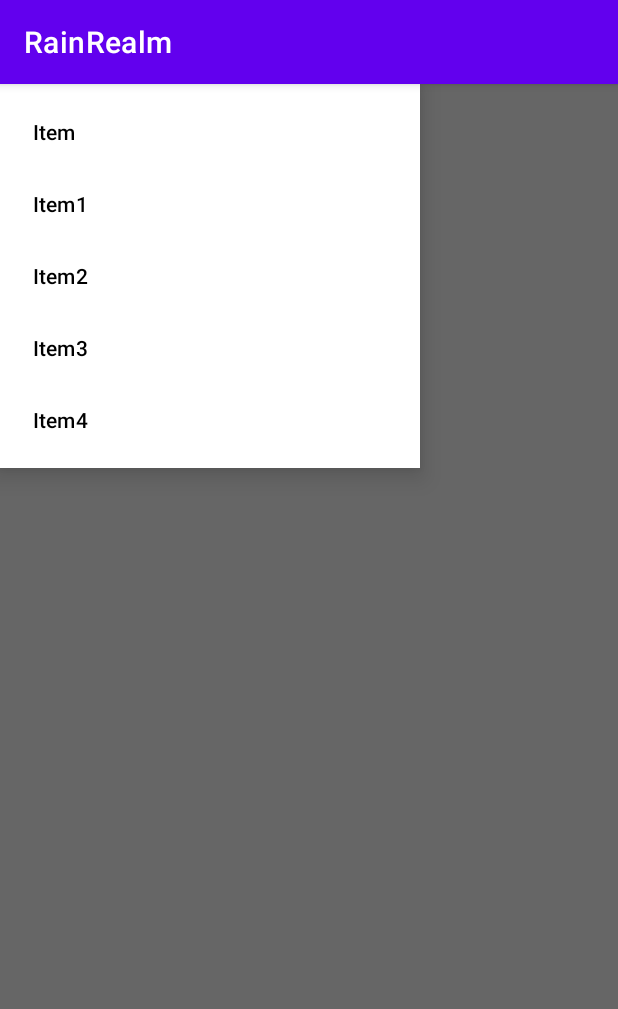
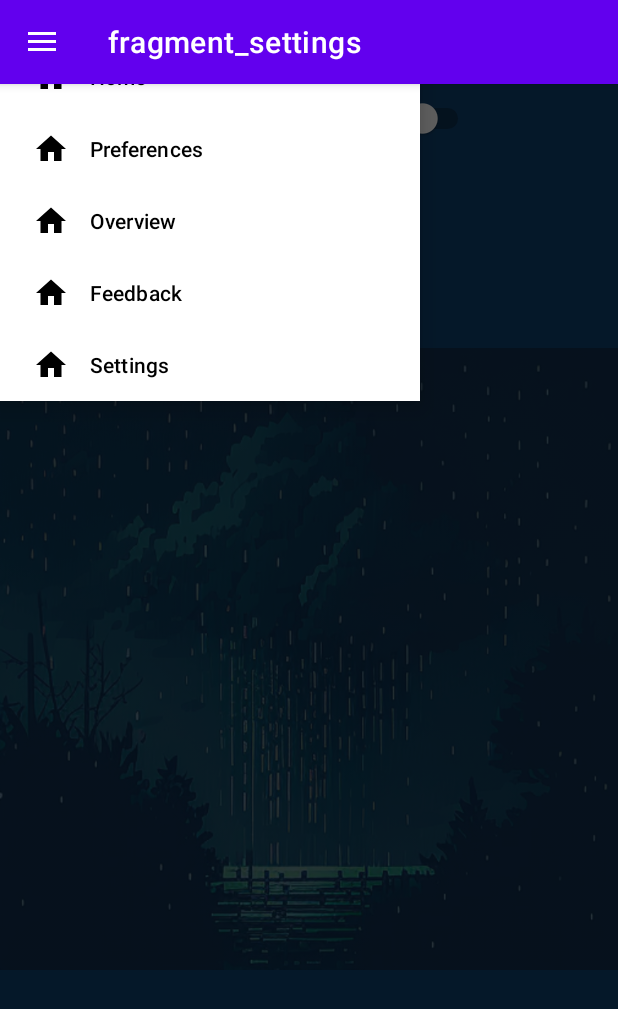
Before and after one commit to EserYueksel/RainRealm, an Android app: the SettingsFragment screen opened through its navigation route, with the side drawer open, on a phone screen of 412 x 824 dp. Shown: the top 1009 px of the screen. Run offline under Robolectric (Android 15) with nearby library versions, the phone set to English and light mode, and no system bars; our stand-ins replace navigation-ui.

Commit message:
- nav drawer support added - navcontroller implemented

```diff
--- a/app/build.gradle
+++ b/app/build.gradle
@@ -47,4 +47,8 @@ dependencies {
     androidTestImplementation 'androidx.test.ext:junit:1.1.5'
     androidTestImplementation 'androidx.test.espresso:espresso-core:3.5.1'
     implementation 'pl.droidsonroids.gif:android-gif-drawable:1.2.19'
+
+    def lifecycle_version = "2.5.1"
+    implementation "androidx.lifecycle:lifecycle-livedata-ktx:$lifecycle_version"
+    implementation "androidx.lifecycle:lifecycle-viewmodel-ktx:$lifecycle_version"
 }
--- a/app/src/main/java/com/yueksel/rainrealm/MainActivity.kt
+++ b/app/src/main/java/com/yueksel/rainrealm/MainActivity.kt
@@ -1,42 +1,46 @@
 package com.yueksel.rainrealm
 
+
+import android.annotation.SuppressLint
 import androidx.appcompat.app.AppCompatActivity
 import android.os.Bundle
+import android.widget.Toolbar
 import androidx.drawerlayout.widget.DrawerLayout
 import androidx.navigation.NavController
 import androidx.navigation.NavDestination
-import androidx.navigation.Navigation
 import androidx.navigation.findNavController
-import androidx.navigation.ui.AppBarConfiguration
-import androidx.navigation.ui.NavigationUI
+import androidx.navigation.ui.*
 import com.google.android.material.navigation.NavigationView
 
 class MainActivity : AppCompatActivity() {
 
-    private lateinit var drawerLayout: DrawerLayout
-    private lateinit var appBarConfiguration : AppBarConfiguration
+    private lateinit var appBarConfiguration: AppBarConfiguration
 
+    @SuppressLint("UseSupportActionBar")
     override fun onCreate(savedInstanceState: Bundle?) {
         super.onCreate(savedInstanceState)
-        val binding = setContentView(R.layout.activity_main)
-        drawerLayout = findViewById(R.id.nav_layout)
-        val navController = Navigation.findNavController(this,R.id.nav_host_fragment)
-        NavigationUI.setupActionBarWithNavController(this, navController, drawerLayout)
-        appBarConfiguration = AppBarConfiguration(navController.graph, drawerLayout)
-        // prevent nav gesture if not on start destination
-        navController.addOnDestinationChangedListener { nc: NavController, nd: NavDestination, bundle: Bundle? ->
-            if (nd.id == nc.graph.startDestinationId) {
-                drawerLayout.setDrawerLockMode(DrawerLayout.LOCK_MODE_UNLOCKED)
-            } else {
-                drawerLayout.setDrawerLockMode(DrawerLayout.LOCK_MODE_LOCKED_CLOSED)
-            }
-        }
-        NavigationUI.setupWithNavController(findViewById<NavigationView>(R.id.nav_view), navController)
-        /*(findViewById(R.id.nav_view), navController)*/
+        setContentView(R.layout.activity_main)
+
+        val toolbar: Toolbar = findViewById(R.id.toolbar)
+        setActionBar(toolbar)
+
+        val drawerLayout: DrawerLayout = findViewById(R.id.drawer_layout)
+        val navView: NavigationView = findViewById(R.id.nav_view)
+        val navController = findNavController(R.id.nav_host_fragment)
+
+        appBarConfiguration = AppBarConfiguration(setOf(R.id.home,
+            R.id.settings,
+            R.id.favorite,
+            R.id.feedback,
+            R.id.splash),drawerLayout)
+
+        setupActionBarWithNavController(navController,appBarConfiguration)
+        navView.setupWithNavController(navController)
+
     }
 
     override fun onSupportNavigateUp(): Boolean {
-        val navController = this.findNavController(R.id.nav_host_fragment)
-        return NavigationUI.navigateUp(navController, appBarConfiguration)
+        val navController = findNavController(R.id.nav_host_fragment)
+        return navController.navigateUp(appBarConfiguration) || super.onSupportNavigateUp()
     }
 }
--- /dev/null
+++ b/app/src/main/res/drawable/favorite.xml
@@ -0,0 +1,5 @@
+<vector android:height="50dp" android:tint="#FFFFFF"
+    android:viewportHeight="24" android:viewportWidth="24"
+    android:width="50dp" xmlns:android="http://schemas.android.com/apk/res/android">
+    <path android:fillColor="@android:color/white" android:pathData="M22,9.24l-7.19,-0.62L12,2 9.19,8.63 2,9.24l5.46,4.73L5.82,21 12,17.27 18.18,21l-1.63,-7.03L22,9.24zM12,15.4l-3.76,2.27 1,-4.28 -3.32,-2.88 4.38,-0.38L12,6.1l1.71,4.04 4.38,0.38 -3.32,2.88 1,4.28L12,15.4z"/>
+</vector>
--- /dev/null
+++ b/app/src/main/res/drawable/nav_home.xml
@@ -0,0 +1,5 @@
+<vector android:height="24dp" android:tint="#000000"
+    android:viewportHeight="24" android:viewportWidth="24"
+    android:width="24dp" xmlns:android="http://schemas.android.com/apk/res/android">
+    <path android:fillColor="@android:color/white" android:pathData="M10,20v-6h4v6h5v-8h3L12,3 2,12h3v8z"/>
+</vector>
--- a/app/src/main/res/drawable/play_button.xml
+++ b/app/src/main/res/drawable/play_button.xml
@@ -1,4 +1,4 @@
-<vector android:height="50dp" android:tint="#000000"
+<vector android:height="50dp" android:tint="#FFFFFF"
     android:viewportHeight="24" android:viewportWidth="24"
     android:width="50dp" xmlns:android="http://schemas.android.com/apk/res/android">
     <path android:fillColor="@android:color/white" android:pathData="M8,5v14l11,-7z"/>
--- /dev/null
+++ b/app/src/main/res/drawable/settings.xml
@@ -0,0 +1,5 @@
+<vector android:height="50dp" android:tint="#FFFFFF"
+    android:viewportHeight="24" android:viewportWidth="24"
+    android:width="50dp" xmlns:android="http://schemas.android.com/apk/res/android">
+    <path android:fillColor="@android:color/white" android:pathData="M19.14,12.94c0.04,-0.3 0.06,-0.61 0.06,-0.94c0,-0.32 -0.02,-0.64 -0.07,-0.94l2.03,-1.58c0.18,-0.14 0.23,-0.41 0.12,-0.61l-1.92,-3.32c-0.12,-0.22 -0.37,-0.29 -0.59,-0.22l-2.39,0.96c-0.5,-0.38 -1.03,-0.7 -1.62,-0.94L14.4,2.81c-0.04,-0.24 -0.24,-0.41 -0.48,-0.41h-3.84c-0.24,0 -0.43,0.17 -0.47,0.41L9.25,5.35C8.66,5.59 8.12,5.92 7.63,6.29L5.24,5.33c-0.22,-0.08 -0.47,0 -0.59,0.22L2.74,8.87C2.62,9.08 2.66,9.34 2.86,9.48l2.03,1.58C4.84,11.36 4.8,11.69 4.8,12s0.02,0.64 0.07,0.94l-2.03,1.58c-0.18,0.14 -0.23,0.41 -0.12,0.61l1.92,3.32c0.12,0.22 0.37,0.29 0.59,0.22l2.39,-0.96c0.5,0.38 1.03,0.7 1.62,0.94l0.36,2.54c0.05,0.24 0.24,0.41 0.48,0.41h3.84c0.24,0 0.44,-0.17 0.47,-0.41l0.36,-2.54c0.59,-0.24 1.13,-0.56 1.62,-0.94l2.39,0.96c0.22,0.08 0.47,0 0.59,-0.22l1.92,-3.32c0.12,-0.22 0.07,-0.47 -0.12,-0.61L19.14,12.94zM12,15.6c-1.98,0 -3.6,-1.62 -3.6,-3.6s1.62,-3.6 3.6,-3.6s3.6,1.62 3.6,3.6S13.98,15.6 12,15.6z"/>
+</vector>
--- a/app/src/main/res/layout/activity_main.xml
+++ b/app/src/main/res/layout/activity_main.xml
@@ -1,40 +1,41 @@
 <?xml version="1.0" encoding="utf-8"?>
-<androidx.constraintlayout.widget.ConstraintLayout xmlns:android="http://schemas.android.com/apk/res/android"
+<androidx.drawerlayout.widget.DrawerLayout xmlns:android="http://schemas.android.com/apk/res/android"
     xmlns:app="http://schemas.android.com/apk/res-auto"
     xmlns:tools="http://schemas.android.com/tools"
+    android:id="@+id/drawer_layout"
     android:layout_width="match_parent"
     android:layout_height="match_parent"
-    tools:context=".MainActivity">
+    android:fitsSystemWindows="true"
+    tools:openDrawer="start">
 
-    <androidx.drawerlayout.widget.DrawerLayout
-        android:id="@+id/nav_layout"
+    <include
+        layout="@layout/app_bar_main"
         android:layout_width="match_parent"
-        android:layout_height="match_parent"
-        app:layout_constraintBottom_toBottomOf="parent"
-        app:layout_constraintEnd_toEndOf="parent"
-        app:layout_constraintStart_toStartOf="parent"
-        app:layout_constraintTop_toTopOf="parent">
+        android:layout_height="match_parent" />
 
-        <androidx.fragment.app.FragmentContainerView
+    <androidx.constraintlayout.widget.ConstraintLayout
+        android:layout_width="match_parent"
+        android:layout_height="match_parent" >
+        <fragment
             android:id="@+id/nav_host_fragment"
             android:name="androidx.navigation.fragment.NavHostFragment"
-            android:layout_width="409dp"
-            android:layout_height="729dp"
+            android:layout_width="0dp"
+            android:layout_height="0dp"
             app:defaultNavHost="true"
             app:layout_constraintBottom_toBottomOf="parent"
             app:layout_constraintEnd_toEndOf="parent"
             app:layout_constraintStart_toStartOf="parent"
             app:layout_constraintTop_toTopOf="parent"
             app:navGraph="@navigation/nav_graph" />
+    </androidx.constraintlayout.widget.ConstraintLayout>
 
         <com.google.android.material.navigation.NavigationView
             android:id="@+id/nav_view"
+            android:fitsSystemWindows="true"
+            app:headerLayout="@layout/nav_header_main"
             android:layout_width="wrap_content"
             android:layout_height="wrap_content"
             android:layout_gravity="start"
-            app:layout_constraintStart_toStartOf="parent"
-            app:layout_constraintTop_toTopOf="parent"
             app:menu="@menu/nav_menu" />
 
-    </androidx.drawerlayout.widget.DrawerLayout>
-</androidx.constraintlayout.widget.ConstraintLayout>
+</androidx.drawerlayout.widget.DrawerLayout>
--- a/app/src/main/res/layout/fragment_settings.xml
+++ b/app/src/main/res/layout/fragment_settings.xml
@@ -1,14 +1,75 @@
 <?xml version="1.0" encoding="utf-8"?>
 <androidx.constraintlayout.widget.ConstraintLayout xmlns:android="http://schemas.android.com/apk/res/android"
+    xmlns:app="http://schemas.android.com/apk/res-auto"
     xmlns:tools="http://schemas.android.com/tools"
     android:layout_width="match_parent"
     android:layout_height="match_parent"
+    android:background="#0D3B66"
     tools:context=".ui.SettingsFragment">
 
-    <!-- TODO: Update blank fragment layout -->
-    <TextView
-        android:layout_width="match_parent"
-        android:layout_height="match_parent"
-        android:text="@string/hello_blank_fragment" />
+    <ImageView
+        android:id="@+id/imageView"
+        android:layout_width="102dp"
+        android:layout_height="106dp"
+        android:layout_marginTop="16dp"
+        android:src="@drawable/settings"
+        app:layout_constraintEnd_toEndOf="parent"
+        app:layout_constraintHorizontal_bias="0.498"
+        app:layout_constraintStart_toStartOf="parent"
+        app:layout_constraintTop_toTopOf="parent" />
+
+    <Switch
+        android:id="@+id/dark_mode_switch"
+        android:layout_width="wrap_content"
+        android:layout_height="wrap_content"
+        android:text="Dim Screen"
+        android:textColor="#FFFFFF"
+        android:textSize="34sp"
+        app:layout_constraintEnd_toEndOf="@+id/imageView"
+        app:layout_constraintStart_toStartOf="@+id/imageView"
+        tools:layout_editor_absoluteY="146dp" />
+
+    <Switch
+        android:id="@+id/timer_switch"
+        android:layout_width="wrap_content"
+        android:layout_height="wrap_content"
+        android:text="Set Timer"
+        android:textColor="#FFFFFF"
+        android:textSize="34sp"
+        tools:layout_editor_absoluteX="118dp"
+        tools:layout_editor_absoluteY="225dp" />
+
+    <Switch
+        android:id="@+id/switch1"
+        android:layout_width="wrap_content"
+        android:layout_height="wrap_content"
+        android:text="RainyPlaylist"
+        android:textColor="#FFFFFF"
+        android:textSize="34sp"
+        tools:layout_editor_absoluteX="77dp"
+        tools:layout_editor_absoluteY="382dp" />
+
+    <Switch
+        android:id="@+id/switch2"
+        android:layout_width="wrap_content"
+        android:layout_height="wrap_content"
+        android:text="WindyPlaylist"
+        android:textColor="#FFFFFF"
+        android:textSize="34sp"
+        tools:layout_editor_absoluteX="77dp"
+        tools:layout_editor_absoluteY="499dp" />
+
+    <ImageView
+        android:id="@+id/imageView2"
+        android:layout_width="wrap_content"
+        android:layout_height="wrap_content"
+        android:alpha="0.4"
+        android:src="@drawable/rainrealm"
+        app:layout_constraintBottom_toBottomOf="parent"
+        app:layout_constraintEnd_toEndOf="parent"
+        app:layout_constraintHorizontal_bias="0.0"
+        app:layout_constraintStart_toStartOf="parent"
+        app:layout_constraintTop_toTopOf="parent"
+        app:layout_constraintVertical_bias="0.497" />
 
 </androidx.constraintlayout.widget.ConstraintLayout>
--- /dev/null
+++ b/app/src/main/res/layout/nav_header_main.xml
@@ -0,0 +1,14 @@
+<?xml version="1.0" encoding="utf-8"?>
+<LinearLayout xmlns:android="http://schemas.android.com/apk/res/android"
+    xmlns:app="http://schemas.android.com/apk/res-auto"
+    android:layout_width="match_parent"
+    android:layout_height="match_parent"
+    android:gravity="bottom"
+    android:orientation="vertical">
+
+    <TextView
+        android:layout_width="match_parent"
+        android:layout_height="wrap_content"
+        android:text="Test" />
+
+</LinearLayout>
--- a/app/src/main/res/menu/nav_menu.xml
+++ b/app/src/main/res/menu/nav_menu.xml
@@ -1,9 +1,35 @@
 <?xml version="1.0" encoding="utf-8"?>
-<menu xmlns:android="http://schemas.android.com/apk/res/android">
+<menu xmlns:android="http://schemas.android.com/apk/res/android"
+    xmlns:tools="http://schemas.android.com/tools"
+    tools:showIn="navigation_view">
 
-    <item android:title="Item" />
-    <item android:title="Item1" />
-    <item android:title="Item2" />
-    <item android:title="Item3" />
-    <item android:title="Item4" />
+    <item
+        android:id="@+id/nav_home"
+        android:icon="@drawable/nav_home"
+        android:title="Home"
+        />
+
+    <item
+        android:id="@+id/nav_preferences"
+        android:icon="@drawable/nav_home"
+        android:title="Preferences"
+        />
+
+    <item
+        android:id="@+id/nav_overview"
+        android:icon="@drawable/nav_home"
+        android:title="Overview"
+        />
+
+    <item
+        android:id="@+id/nav_feedback"
+        android:icon="@drawable/nav_home"
+        android:title="Feedback"
+        />
+
+    <item
+        android:id="@+id/nav_settings"
+        android:icon="@drawable/nav_home"
+        android:title="Settings"
+        />
 </menu>
```
Also changed, not shown: app/src/main/res/layout/app_bar_main.xml (added, +22 -0 lines), app/src/main/res/layout/fragment_favorite.xml (+21 -7 lines), app/src/main/res/layout/fragment_splash.xml (+9 -0 lines), app/src/main/res/drawable/rainrealm.jpg (added).
